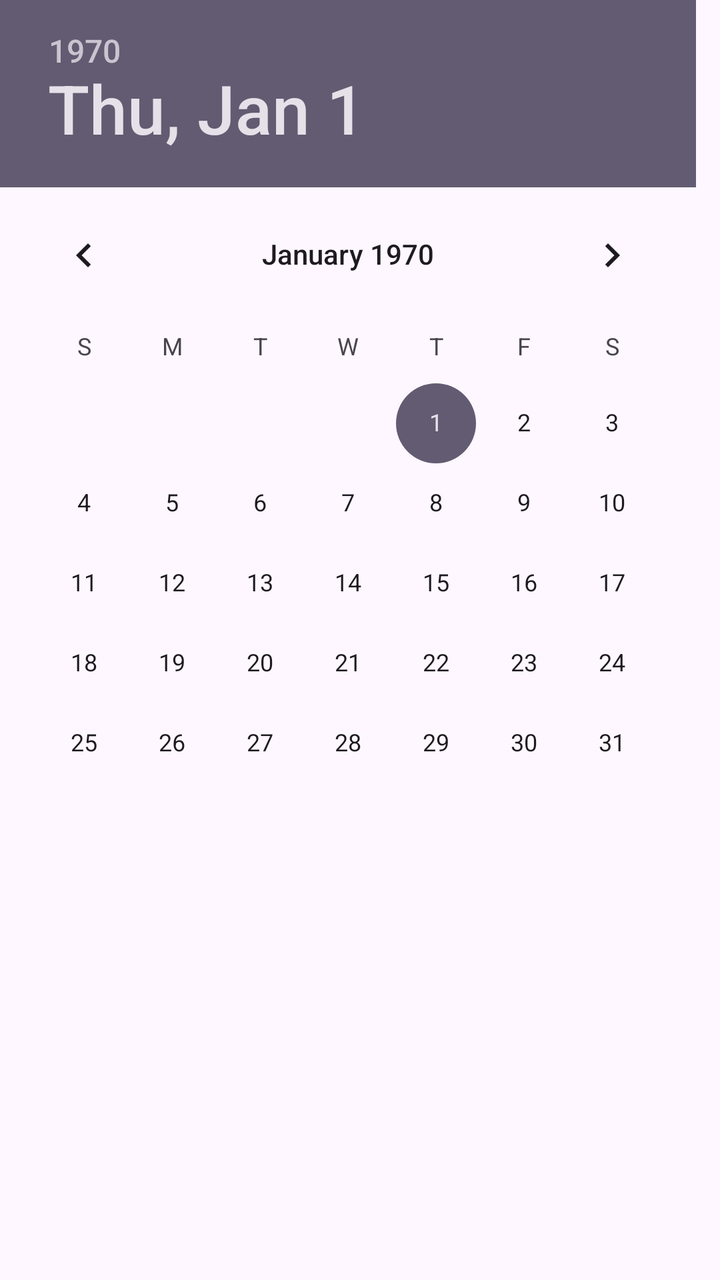
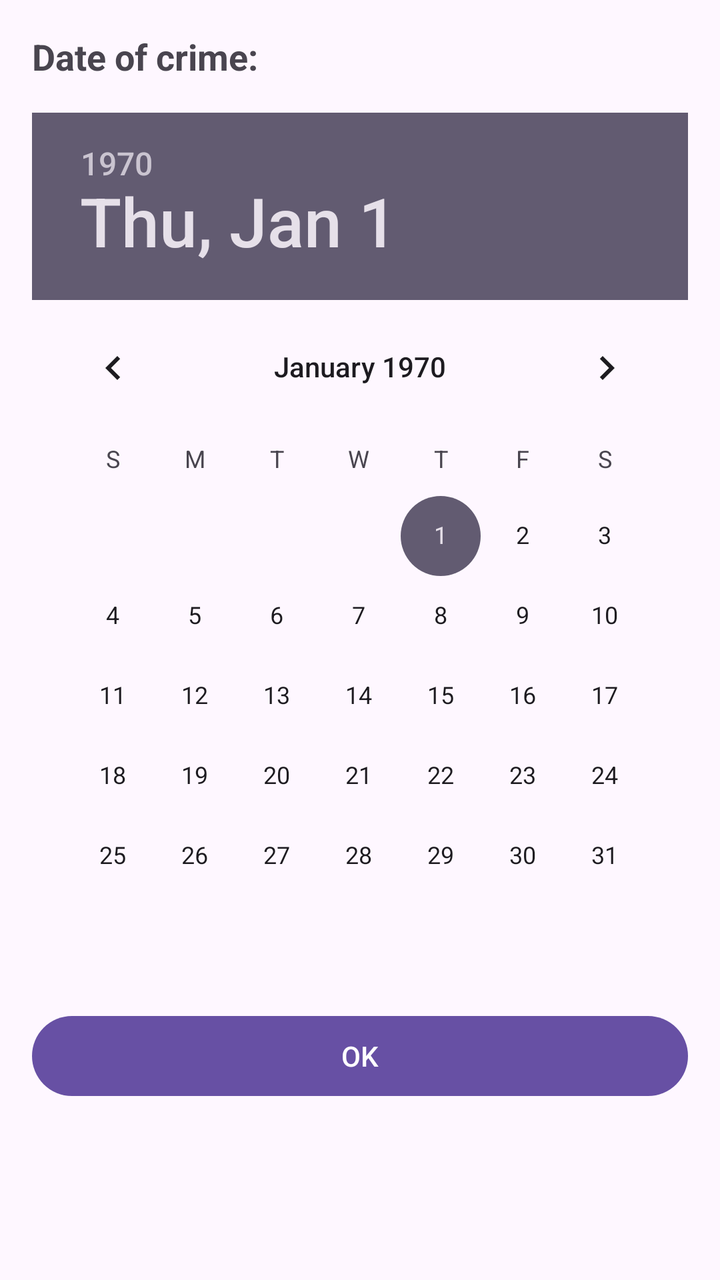

The first picture is an Android layout as it rendered before a commit; the second is the same layout after the commit. The layout source and the unified diff follow.
<!-- AndroidManifest.xml: application theme Theme.CriminalIntent -->
<!-- res/layout/dialog_date.xml -->
<?xml version="1.0" encoding="utf-8"?>
<DatePicker xmlns:android="http://schemas.android.com/apk/res/android"
    android:id="@+id/dialog_date_picker"
    android:layout_width="wrap_content"
    android:layout_height="wrap_content"
    android:calendarViewShown="false">

</DatePicker>
<!-- resources referenced by this layout -->
<resources>
  <style name="Theme.CriminalIntent" parent="Base.Theme.CriminalIntent" />
  <style name="Base.Theme.CriminalIntent" parent="Theme.Material3.DayNight.NoActionBar">
          
          
      </style>
</resources>

<!-- the commit's change to res/layout/dialog_date.xml (unified diff, before → after) -->
@@ -1,8 +1,29 @@
 <?xml version="1.0" encoding="utf-8"?>
-<DatePicker xmlns:android="http://schemas.android.com/apk/res/android"
-    android:id="@+id/dialog_date_picker"
-    android:layout_width="wrap_content"
+<LinearLayout xmlns:android="http://schemas.android.com/apk/res/android"
+    android:layout_width="match_parent"
     android:layout_height="wrap_content"
-    android:calendarViewShown="false">
+    android:orientation="vertical"
+    android:padding="16dp">
 
-</DatePicker>
+    <TextView
+        android:layout_width="match_parent"
+        android:layout_height="wrap_content"
+        android:text="@string/date_picker_title"
+        android:textSize="18sp"
+        android:textStyle="bold"
+        android:paddingBottom="16dp" />
+
+    <DatePicker
+        android:id="@+id/dialog_date_picker"
+        android:layout_width="wrap_content"
+        android:layout_height="wrap_content"
+        android:calendarViewShown="false" />
+
+    <Button
+        android:id="@+id/date_picker_ok_button"
+        android:layout_width="match_parent"
+        android:layout_height="wrap_content"
+        android:text="@android:string/ok"
+        android:layout_marginTop="16dp" />
+
+</LinearLayout>
<!-- resource entries referenced after the edit -->
@@ -1,5 +1,6 @@
 <!-- resources referenced by this layout -->
 <resources>
+  <string name="date_picker_title">Date of crime:</string>
   <style name="Theme.CriminalIntent" parent="Base.Theme.CriminalIntent" />
   <style name="Base.Theme.CriminalIntent" parent="Theme.Material3.DayNight.NoActionBar">
           
